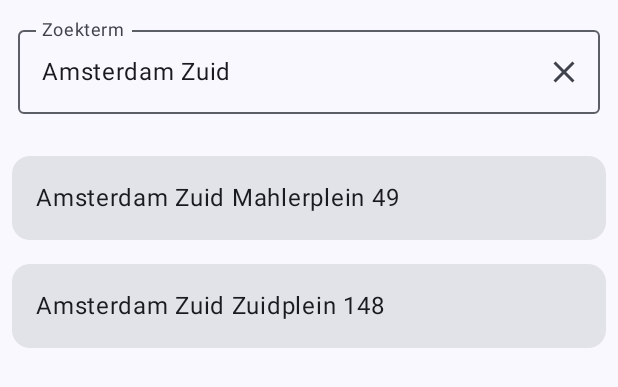
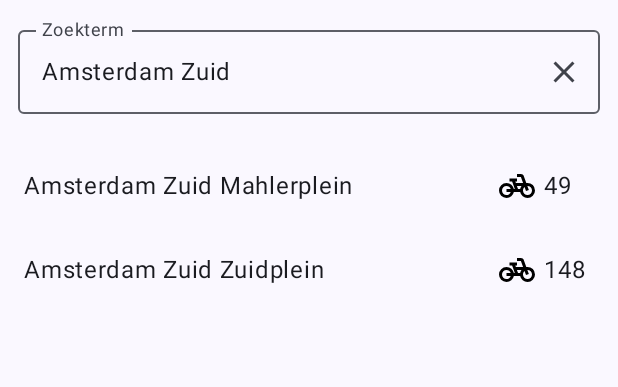
Before and after one commit to cristan/OvFietsBeschikbaarheidApp, an Android app built with Jetpack Compose: the @Preview function HomePreview, on a phone screen of 412 x 824 dp. Shown: the top 387 px of the screen. Run offline under Robolectric (Android 15) with nearby library versions, the phone set to English and light mode, and no system bars.

Commit message:
Make the list look more like the material design guidelines

```diff
--- a/app/src/main/java/com/ovfietsbeschikbaarheid/ui/screen/DetailScreen.kt
+++ b/app/src/main/java/com/ovfietsbeschikbaarheid/ui/screen/DetailScreen.kt
@@ -244,7 +244,7 @@ private fun Address(location: LocationModel, onNavigateClicked: (LocationModel)
                     Text("${location.postalCode} ${location.city}")
                 }
                 Icon(
-                    painter = painterResource(id = R.drawable.directions),
+                    painter = painterResource(id = R.drawable.directions_24px),
                     contentDescription = "Navigeer"
                 )
             }
--- a/app/src/main/java/com/ovfietsbeschikbaarheid/ui/screen/HomeScreen.kt
+++ b/app/src/main/java/com/ovfietsbeschikbaarheid/ui/screen/HomeScreen.kt
@@ -8,6 +8,7 @@ import androidx.compose.ui.Modifier
 import androidx.lifecycle.viewmodel.compose.viewModel
 import androidx.compose.foundation.clickable
 import androidx.compose.foundation.layout.Column
+import androidx.compose.foundation.layout.Row
 import androidx.compose.foundation.layout.Spacer
 import androidx.compose.foundation.layout.fillMaxSize
 import androidx.compose.foundation.layout.fillMaxWidth
@@ -23,8 +24,11 @@ import androidx.compose.material3.OutlinedTextField
 import androidx.compose.material3.Scaffold
 import androidx.compose.material3.Text
 import androidx.compose.runtime.Composable
+import androidx.compose.ui.graphics.Color
 import androidx.compose.ui.platform.LocalSoftwareKeyboardController
+import androidx.compose.ui.res.painterResource
 import androidx.compose.ui.tooling.preview.Preview
+import com.ovfietsbeschikbaarheid.R
 import com.ovfietsbeschikbaarheid.TestData
 import com.ovfietsbeschikbaarheid.viewmodel.LocationsViewModel
 import com.ovfietsbeschikbaarheid.model.LocationOverviewModel
@@ -93,16 +97,29 @@ private fun HomeView(
 
 @Composable
 fun LocationCard(location: LocationOverviewModel, onClick: () -> Unit) {
-    Card(
+    Row(
         modifier = Modifier
             .fillMaxWidth()
-            .padding(8.dp)
             .clickable { onClick() }
+            .padding(16.dp)
     ) {
         Text(
-            "${location.title} ${location.rentalBikesAvailable?.toString() ?: "?"}",
-            modifier = Modifier.padding(16.dp)
+            location.title,
+            modifier = Modifier.weight(10f)
         )
+        Row(
+            modifier = Modifier.weight(2f)
+        ) {
+            Icon(
+                painter = painterResource(id = R.drawable.pedal_bike_24px),
+                tint = Color.Black,
+                contentDescription = "Navigeer",
+                modifier = Modifier.padding(end = 6.dp)
+            )
+            Text(
+                location.rentalBikesAvailable?.toString() ?: "?"
+            )
+        }
     }
 }
 
--- /dev/null
+++ b/app/src/main/res/drawable/pedal_bike_24px.xml
@@ -0,0 +1,10 @@
+<vector xmlns:android="http://schemas.android.com/apk/res/android"
+    android:width="24dp"
+    android:height="24dp"
+    android:viewportWidth="960"
+    android:viewportHeight="960"
+    android:autoMirrored="true">
+  <path
+      android:fillColor="@android:color/white"
+      android:pathData="M200,800Q115,800 57.5,742.5Q0,685 0,600Q0,515 58.5,457.5Q117,400 200,400Q277,400 329.5,446Q382,492 396,560L422,560L350,360L280,360L280,280L480,280L480,360L436,360L450,400L642,400L584,240Q584,240 584,240Q584,240 584,240L480,240L480,160L584,160Q610,160 630.5,174Q651,188 660,212L728,398L760,398Q843,398 901.5,456.5Q960,515 960,598Q960,682 902,741Q844,800 760,800Q688,800 633.5,755Q579,710 564,640L396,640Q382,709 328,754.5Q274,800 200,800ZM200,720Q241,720 270.5,697.5Q300,675 312,640L200,640L200,560L312,560Q300,524 270.5,502Q241,480 200,480Q149,480 114.5,514.5Q80,549 80,600Q80,650 114.5,685Q149,720 200,720ZM508,560L564,560Q569,537 577.5,517Q586,497 600,480L478,480L508,560ZM760,720Q811,720 845.5,685Q880,650 880,600Q880,549 845.5,514.5Q811,480 760,480Q758,480 758,480Q758,480 756,480L796,586L720,614L682,508Q662,525 651,548Q640,571 640,600Q640,650 674.5,685Q709,720 760,720ZM196,600Q196,600 196,600Q196,600 196,600Q196,600 196,600Q196,600 196,600Q196,600 196,600Q196,600 196,600L196,600Q196,600 196,600Q196,600 196,600ZM760,600Q760,600 760,600Q760,600 760,600Q760,600 760,600Q760,600 760,600Q760,600 760,600Q760,600 760,600L760,600Q760,600 760,600Q760,600 760,600Q760,600 760,600Q760,600 760,600Z"/>
+</vector>
```
Also changed, not shown: app/src/main/res/drawable/directions_24px.xml (renamed from app/src/main/res/drawable/directions.xml).
